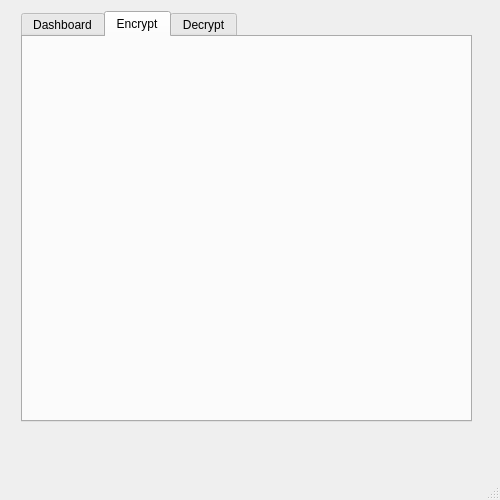
Qt form Forms/mainwindow.ui (nickgalante/CorbeClient) before a commit.
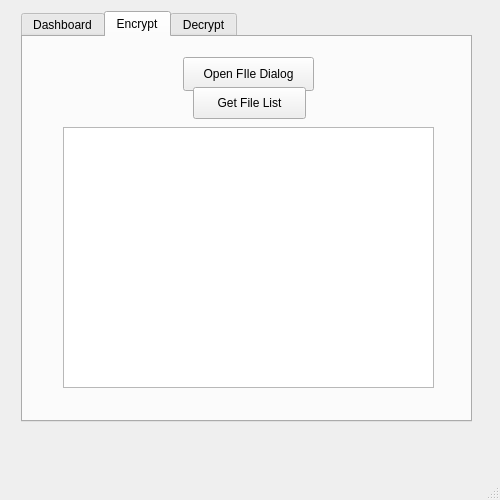
The same form after that commit. The open tabs and pages were chosen to show the change.

Commit message: Choose a File from QFileDialog and return file list

```diff
--- a/Forms/mainwindow.ui
+++ b/Forms/mainwindow.ui
@@ -207,6 +207,42 @@
          <attribute name="title">
           <string>Encrypt</string>
          </attribute>
+         <widget class="QPushButton" name="pushButton">
+          <property name="geometry">
+           <rect>
+            <x>160</x>
+            <y>20</y>
+            <width>131</width>
+            <height>34</height>
+           </rect>
+          </property>
+          <property name="text">
+           <string>Open FIle Dialog</string>
+          </property>
+         </widget>
+         <widget class="QTextBrowser" name="textBrowser">
+          <property name="geometry">
+           <rect>
+            <x>40</x>
+            <y>90</y>
+            <width>371</width>
+            <height>261</height>
+           </rect>
+          </property>
+         </widget>
+         <widget class="QPushButton" name="getFileButton">
+          <property name="geometry">
+           <rect>
+            <x>170</x>
+            <y>50</y>
+            <width>113</width>
+            <height>32</height>
+           </rect>
+          </property>
+          <property name="text">
+           <string>Get File List</string>
+          </property>
+         </widget>
         </widget>
         <widget class="QWidget" name="Decrypt">
          <attribute name="title">
```
Left out of the diff: 7 changed lines with no effect on the pictures. The commit also changes 4 other files.
